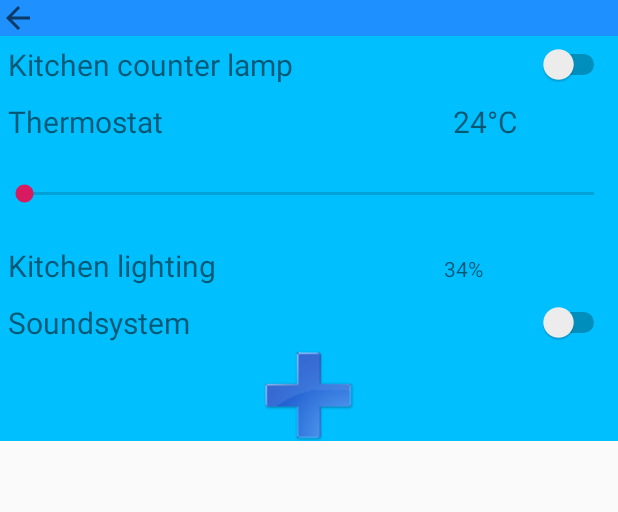
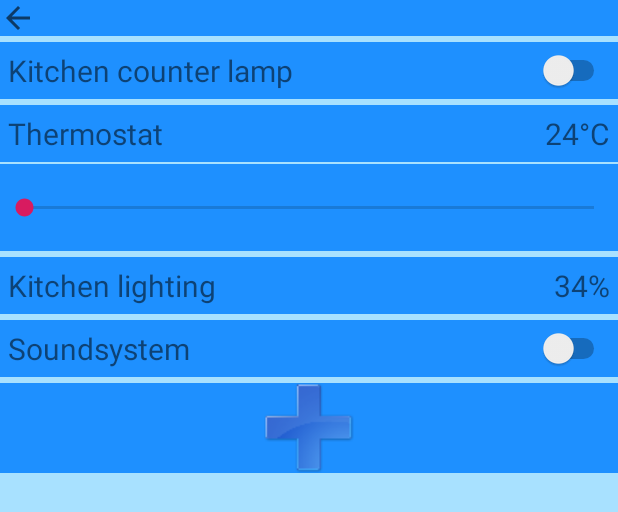
Before and after one commit to LeArchitect/XCell, an Android app: the layout devices.xml on its own in the app's theme, with its tools: preview values and no code run, on a phone screen of 412 x 824 dp. Shown: the top 512 px of the screen. Run offline under Robolectric (Android 15) with nearby library versions, the phone set to English and light mode, and no system bars.

Commit message:
Changed action bar color, text size.

```diff
--- a/app/src/main/java/com/example/moderator/xcell/MainActivity.kt
+++ b/app/src/main/java/com/example/moderator/xcell/MainActivity.kt
@@ -7,6 +7,6 @@ class MainActivity : AppCompatActivity() {
 
     override fun onCreate(savedInstanceState: Bundle?) {
         super.onCreate(savedInstanceState)
-        setContentView(R.layout.activity_main)
+        setContentView(R.layout.light_control)
     }
 }
--- a/app/src/main/res/layout/devices.xml
+++ b/app/src/main/res/layout/devices.xml
@@ -2,6 +2,7 @@
 <android.support.constraint.ConstraintLayout xmlns:android="http://schemas.android.com/apk/res/android"
                                              android:layout_width="match_parent"
                                              android:layout_height="match_parent"
+                                             android:background="@color/background"
                                              xmlns:app="http://schemas.android.com/apk/res-auto">
 
 
@@ -22,14 +23,21 @@
                 app:srcCompat="?attr/actionModeCloseDrawable" />
     </LinearLayout>
 
+    <Space
+            android:layout_width="match_parent"
+            android:layout_height="4dp"
+            android:id="@+id/space_1"
+            app:layout_constraintTop_toBottomOf="@id/linear_layout_container"
+    />
+
     <LinearLayout
             android:id="@+id/kitchen_counter_lamp"
             android:layout_width="match_parent"
             android:layout_height="wrap_content"
-            android:background="@color/blue5"
+            android:background="@color/blue7"
             android:orientation="horizontal"
             android:layout_marginBottom="2dp"
-            app:layout_constraintTop_toBottomOf="@id/linear_layout_container"
+            app:layout_constraintTop_toBottomOf="@id/space_1"
           >
 
         <TextView
@@ -49,19 +57,26 @@
 
     </LinearLayout>
 
+    <Space
+            android:layout_width="match_parent"
+            android:layout_height="4dp"
+            android:id="@+id/space_2"
+            app:layout_constraintTop_toBottomOf="@id/kitchen_counter_lamp"
+    />
+
     <LinearLayout
             android:id="@+id/thermos_layout"
             android:layout_width="match_parent"
             android:layout_height="wrap_content"
             android:orientation="vertical"
             android:layout_marginBottom="2dp"
-            app:layout_constraintTop_toBottomOf="@id/kitchen_counter_lamp">
+            app:layout_constraintTop_toBottomOf="@id/space_2">
 
         <LinearLayout
                 android:id="@+id/l1"
                 android:layout_width="match_parent"
                 android:layout_height="wrap_content"
-                android:background="@color/blue5"
+                android:background="@color/blue7"
                 android:orientation="horizontal">
 
             <TextView
@@ -80,27 +95,40 @@
                     android:layout_weight="1"
                     android:padding="5dp"
                     android:text="24°C"
+                    android:textAlignment="viewEnd"
                     android:textSize="20dp" />
         </LinearLayout>
+        <Space
+                android:layout_width="match_parent"
+                android:layout_height="1dp"
+                android:id="@+id/space"
+                app:layout_constraintTop_toBottomOf="@id/linear_layout_container"
+        />
 
         <SeekBar
                 android:id="@+id/seekBar"
                 android:layout_width="match_parent"
                 android:layout_height="wrap_content"
-                android:background="@color/blue5"
+                android:background="@color/blue7"
                 android:padding="20dp" />
 
 
     </LinearLayout>
+    <Space
+            android:layout_width="match_parent"
+            android:layout_height="4dp"
+            android:id="@+id/space_3"
+            app:layout_constraintTop_toBottomOf="@id/thermos_layout"
+    />
 
 
     <LinearLayout
             android:id="@+id/kitchen_light"
             android:layout_width="match_parent"
             android:layout_height="wrap_content"
-            android:background="@color/blue5"
+            android:background="@color/blue7"
             android:layout_marginBottom="2dp"
-            app:layout_constraintTop_toBottomOf="@id/thermos_layout">
+            app:layout_constraintTop_toBottomOf="@id/space_3">
         <TextView
                 android:id="@+id/kitchen_lighting"
                 android:layout_width="match_parent"
@@ -115,19 +143,26 @@
                 android:layout_height="wrap_content"
                 android:layout_weight="1"
                 android:padding="5dp"
+                android:textSize="20dp"
                 android:text="34%"
-                android:textAlignment="center" />
+                android:textAlignment="viewEnd" />
     </LinearLayout>
+    <Space
+            android:layout_width="match_parent"
+            android:layout_height="4dp"
+            android:id="@+id/space_4"
+            app:layout_constraintTop_toBottomOf="@id/kitchen_light"
+    />
 
     <LinearLayout
             android:id="@+id/soundsystem"
             android:layout_width="match_parent"
             android:layout_height="wrap_content"
-            android:background="@color/blue5"
+            android:background="@color/blue7"
             android:orientation="horizontal"
 
             android:layout_marginBottom="2dp"
-            app:layout_constraintTop_toBottomOf="@id/kitchen_light">
+            app:layout_constraintTop_toBottomOf="@id/space_4">
 
         <TextView
                 android:layout_width="match_parent"
@@ -144,14 +179,19 @@
                 android:layout_weight="1" />
 
     </LinearLayout>
-
+    <Space
+            android:layout_width="match_parent"
+            android:layout_height="4dp"
+            android:id="@+id/space_5"
+            app:layout_constraintTop_toBottomOf="@id/soundsystem"
+    />
 
     <ImageButton
             android:id="@+id/imageButton3"
             android:layout_width="match_parent"
             android:layout_height="wrap_content"
-            android:background="@color/blue5"
-            app:layout_constraintTop_toBottomOf="@id/soundsystem"
+            android:background="@color/blue7"
+            app:layout_constraintTop_toBottomOf="@id/space_5"
             app:srcCompat="@drawable/plus"/>
 
 </android.support.constraint.ConstraintLayout>
--- a/app/src/main/res/layout/light_control.xml
+++ b/app/src/main/res/layout/light_control.xml
@@ -2,6 +2,7 @@
 <android.support.constraint.ConstraintLayout xmlns:android="http://schemas.android.com/apk/res/android"
                                              android:layout_width="match_parent"
                                              android:layout_height="match_parent"
+                                             android:background="@color/background"
                                              xmlns:app="http://schemas.android.com/apk/res-auto">
 
 
@@ -44,6 +45,7 @@
             app:layout_constraintTop_toBottomOf="@id/brightness_text"
             app:srcCompat="@drawable/cc"
     />
+
     <SeekBar
             android:id="@+id/brightness_control"
             style="@style/Widget.AppCompat.SeekBar.Discrete"
@@ -51,6 +53,7 @@
             android:layout_height="wrap_content"
             android:max="100"
             android:progress="20"
+            android:layout_marginTop="30dp"
             app:layout_constraintEnd_toEndOf="parent"
             app:layout_constraintHorizontal_bias="0.5"
             app:layout_constraintStart_toStartOf="parent"
--- a/app/src/main/res/values/styles.xml
+++ b/app/src/main/res/values/styles.xml
@@ -3,7 +3,7 @@
     <!-- Base application theme. -->
     <style name="AppTheme" parent="Theme.AppCompat.Light.DarkActionBar">
         <!-- Customize your theme here. -->
-        <item name="colorPrimary">@color/colorPrimary</item>
+        <item name="colorPrimary">@color/blue1</item>
         <item name="colorPrimaryDark">@color/colorPrimaryDark</item>
         <item name="colorAccent">@color/colorAccent</item>
     </style>
```
